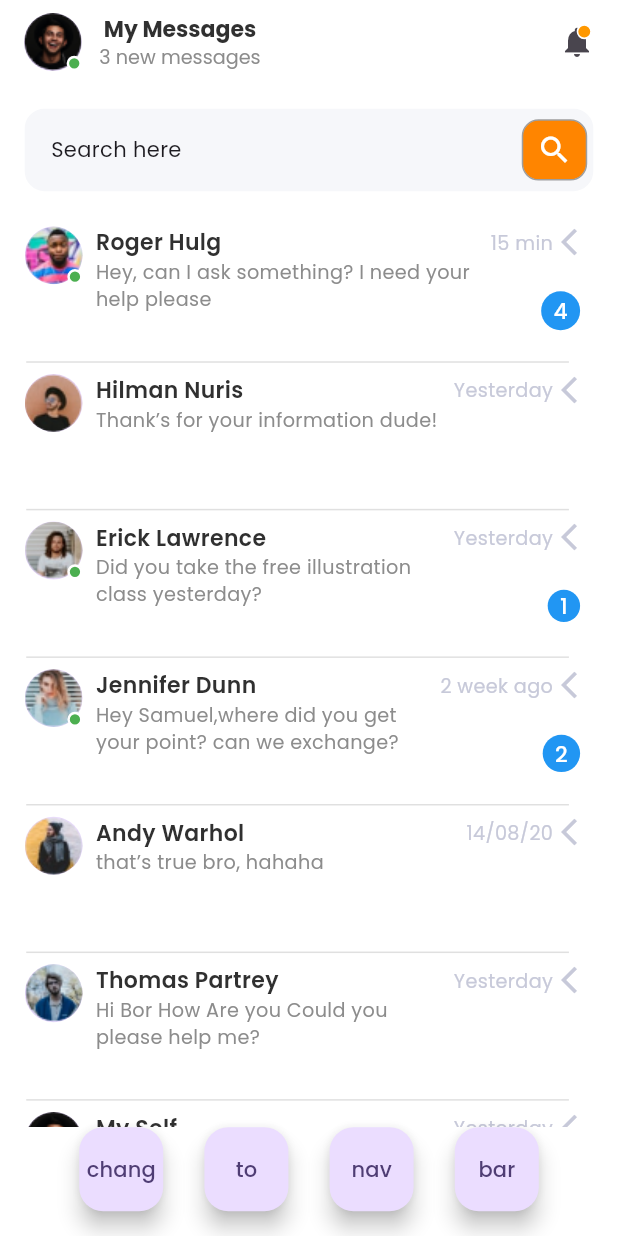
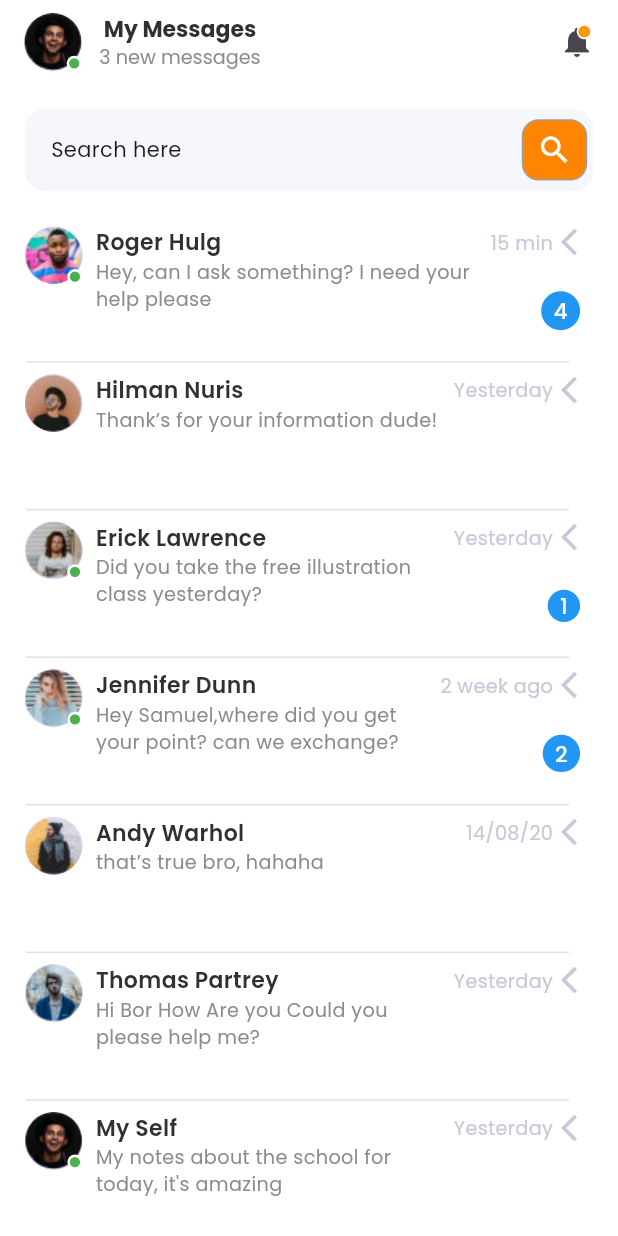
Before and after one commit to ZenabHamdan/flutter_task7, a Flutter app: the screen it shows after launch, on a phone screen of 412 x 824 dp. Run offline on Flutter 3.47's test engine with Material 3 defaults, Android fonts, the phone set to English and light mode, and no system bars; our stand-ins replace flutter_screenutil, form_field_validator, shared_preferences.

Commit message:
new update

```diff
--- a/lib/core/constants/app_images.dart
+++ b/lib/core/constants/app_images.dart
@@ -3,6 +3,14 @@ class AppImages {
   static String rootImage = 'assets/images';
   static String logoImage = '$rootImage/logo.svg';
   static String videoBoxImage = '$rootImage/Videobox.svg';
+  static String avatar_0 = '$rootImage/Avatar_0.png';
+  static String avatar_1 = '$rootImage/Avatar_1.png';
+  static String avatar_2 ='$rootImage/Avatar_2.png';
+  static String avatar_3 = '$rootImage/Avatar_3.png';
+  static String avatar_4 = '$rootImage/Avatar_4.png';
+  static String avatar_5 = '$rootImage/Avatar_5.png';
+  static String avatar_6 = '$rootImage/Avatar_6.png';
+
   static String rootIcon = 'assets/icons';
   static String awardIcon = '$rootIcon/award.svg';
   static String backArrowIcon = '$rootIcon/back.svg';
--- a/lib/view/messenger_screen/messenger_screen.dart
+++ b/lib/view/messenger_screen/messenger_screen.dart
@@ -1,3 +1,4 @@
+import 'package:task7/core/constants/app_images.dart';
 import 'package:task7/core/constants/app_text_styles.dart';
 import 'package:task7/widgets/widgets.dart';
 
@@ -22,7 +23,7 @@ class MessagesScreen extends StatelessWidget {
                 CircleAvatar(
                   radius: 19.r, // Increased size for better visibility
                   backgroundImage:
-                      const AssetImage("assets/images/Avatar_0.png"),
+                       AssetImage(AppImages.avatar_0),
                 ),
                 Container(
                   width: 10.r,
@@ -61,7 +62,7 @@ class MessagesScreen extends StatelessWidget {
             child: Stack(
               alignment: AlignmentDirectional.topEnd,
               children: [
-                Icon(Icons.notifications),
+                const Icon(Icons.notifications),
                 Container(
                   width: 14.r,
                   height: 10.r,
@@ -100,11 +101,10 @@ class MessagesScreen extends StatelessWidget {
                   Expanded(
                     child: Padding(
                       padding: EdgeInsets.all(15.w),
-                      child: Text("Search here"),
+                      child: const Text("Search here"),
                     ),
                   ),
                   Container(
-                    child: Container(
                     margin: EdgeInsets.all(3.sp),
                     width: 39.72.w,
                     height: 40.3.h,
@@ -115,10 +115,9 @@ class MessagesScreen extends StatelessWidget {
                         color: Colors.grey,
                       ),
                     ),
-                      child: Icon(
+                    child: const Icon(
                       Icons.search,
                       color: Colors.white,
-                      ),
                     ),
                   ),
                 ],
@@ -150,44 +149,7 @@ class MessagesScreen extends StatelessWidget {
                 ),
               ),
             ),
-            Center(
-              child: SingleChildScrollView(
-                scrollDirection: Axis.horizontal,
-                child: Row(
-                  mainAxisAlignment: MainAxisAlignment.center,
-                  children: [
-                    FloatingActionButton(
-                      onPressed: () {},
-                      child: Text("chang"),
-                    ),
-                    SizedBox(
-                      height: 15.h,
-                      width: 25.0.w,
-                    ),
-                    FloatingActionButton(
-                      onPressed: () {},
-                      child: Text("to"),
-                    ),
-                    SizedBox(
-                      height: 15.h,
-                      width: 25.0.w,
-                    ),
-                    FloatingActionButton(
-                      onPressed: () {},
-                      child: Text("nav"),
-                    ),
-                    SizedBox(
-                      height: 15.h,
-                      width: 25.0.w,
-                    ),
-                    FloatingActionButton(
-                      onPressed: () {},
-                      child: Text("bar"),
-                    ),
-                  ],
-                ),
-              ),
-            )
+
           ],
         ),
       ),
```
Also changed, not shown: lib/widgets/widgets.dart (+8 -101 lines). Lines whose indentation alone changed are shown as unchanged.
